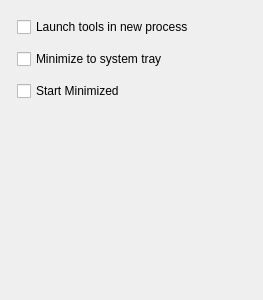
Above: resources/ui/browser_tab_options.ui from cmontesano/xappt_qt before the change. Below: the same form after it.
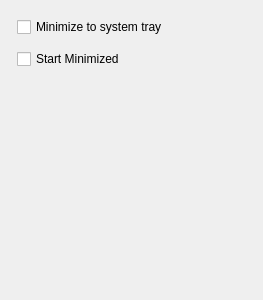
That is the form after the change.

Commit message: qt launcher and browser changes

Diff of the .ui file:
```diff
--- a/resources/ui/browser_tab_options.ui
+++ b/resources/ui/browser_tab_options.ui
@@ -31,27 +31,20 @@
      <property name="spacing">
       <number>12</number>
      </property>
-     <item row="0" column="0">
-      <widget class="QCheckBox" name="chkLaunchNewProcess">
-       <property name="text">
-        <string>Launch tools in new process</string>
-       </property>
-      </widget>
-     </item>
      <item row="1" column="0">
-      <widget class="QCheckBox" name="chkMinimizeToTray">
-       <property name="text">
-        <string>Minimize to system tray</string>
-       </property>
-      </widget>
-     </item>
-     <item row="2" column="0">
       <widget class="QCheckBox" name="chkStartMinimized">
        <property name="text">
         <string>Start Minimized</string>
        </property>
       </widget>
      </item>
+     <item row="0" column="0">
+      <widget class="QCheckBox" name="chkMinimizeToTray">
+       <property name="text">
+        <string>Minimize to system tray</string>
+       </property>
+      </widget>
+     </item>
     </layout>
    </item>
    <item>
```
The commit also changes 8 other files.
